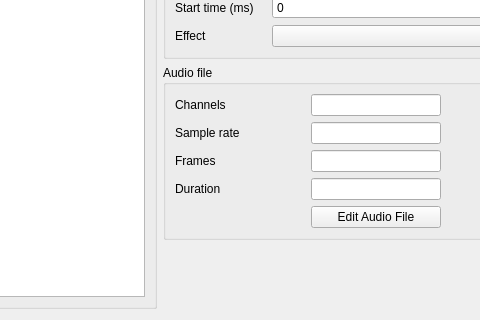
Before: the Qt Designer form editor/gui/audiowidget.ui in ensisoft/detonator, drawn with Qt 5; both pictures show x 730 to 1210 and y 567 to 887 of the 1328 by 887 pixel window.
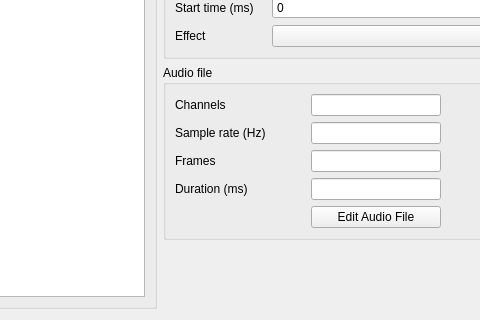
After: the same form once the commit is applied. Icons and pictures are not drawn.

Commit message:
Show audio file source duration in milliseconds in audio widget
Show audio file source duration in milliseconds in audio widget for
the sake of consistency.

The edit to the form file:
```diff
--- a/editor/gui/audiowidget.ui
+++ b/editor/gui/audiowidget.ui
@@ -625,14 +625,14 @@
           <item row="1" column="0">
            <widget class="QLabel" name="label_37">
             <property name="text">
-             <string>Sample rate</string>
+             <string>Sample rate (Hz)</string>
             </property>
            </widget>
           </item>
           <item row="3" column="0">
            <widget class="QLabel" name="label_38">
             <property name="text">
-             <string>Duration</string>
+             <string>Duration (ms)</string>
             </property>
            </widget>
           </item>
```
The commit also changes 1 other file.
